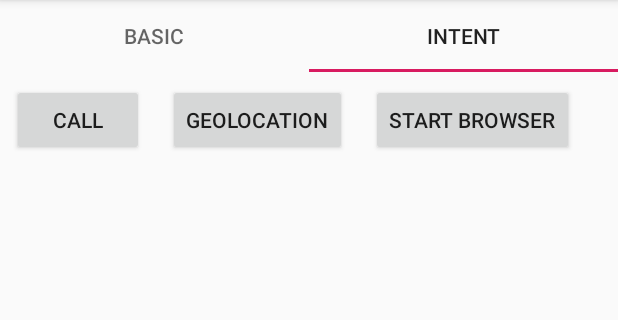
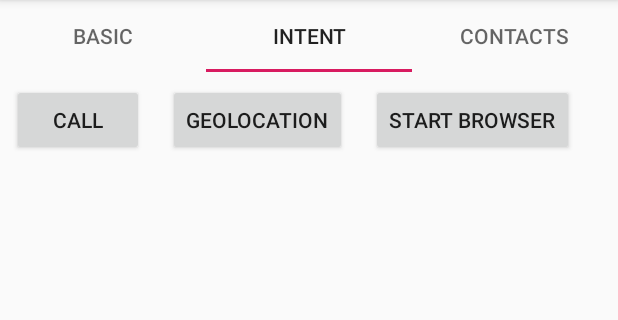
Before and after one commit to ryosaeba82/MultiTestApp, an Android app: the MainActivity screen opened directly, with no data from a screen before it, tab 2 chosen, on a phone screen of 412 x 824 dp, the part 84-404 px from its top. Run offline under Robolectric (Android 15) with nearby library versions, the phone set to English and light mode, and no system bars.

Commit message:
* Aggiunto fragment Contacts

```diff
--- /dev/null
+++ b/app/src/main/java/com/starware/mpicciau/multitestapp/ContactsFragment.java
@@ -0,0 +1,38 @@
+package com.starware.mpicciau.multitestapp;
+
+import android.os.Bundle;
+import android.support.v4.app.Fragment;
+import android.view.LayoutInflater;
+import android.view.View;
+import android.view.ViewGroup;
+import android.widget.Button;
+
+
+public class ContactsFragment extends Fragment {
+
+    public ContactsFragment() {
+        // Required empty public constructor
+    }
+
+    private void SearchContact_execute(View view){
+
+    }
+
+    @Override
+    public View onCreateView(LayoutInflater inflater, ViewGroup container,
+                             Bundle savedInstanceState) {
+        // Inflate the layout for this fragment
+        View view =  inflater.inflate(R.layout.fragment_contacts, container, false);
+
+        //Button Search contact
+        Button button_search = view.findViewById(R.id.button_searchContact);
+        button_search.setOnClickListener(new View.OnClickListener(){
+            @Override
+            public void onClick(View view){
+                SearchContact_execute(view);
+            }
+        });
+        return view;
+    }
+
+}
--- a/app/src/main/java/com/starware/mpicciau/multitestapp/MainActivity.java
+++ b/app/src/main/java/com/starware/mpicciau/multitestapp/MainActivity.java
@@ -1,7 +1,6 @@
 package com.starware.mpicciau.multitestapp;
 
 
-import android.support.design.widget.TabLayout;
 import android.support.v4.view.ViewPager;
 import android.support.v7.app.AppCompatActivity;
 import android.os.Bundle;
@@ -23,6 +22,7 @@ public class MainActivity extends AppCompatActivity {
         adapter = new TabAdapter(getSupportFragmentManager());
         adapter.addFragment(new BasicMenuFragment(), "Basic");
         adapter.addFragment(new IntentMenuFragment(), "Intent");
+        adapter.addFragment(new ContactsFragment(), "Contacts");
 
         viewPager.setAdapter(adapter);
         tabLayout.setupWithViewPager(viewPager);
--- a/app/src/main/res/values/strings.xml
+++ b/app/src/main/res/values/strings.xml
@@ -8,6 +8,7 @@
     <string name="button_contacts">Contacts</string>
     <string name="button_geo">Geolocation</string>
     <string name="startInternet">Start browser</string>
-
+    <string name="hint_contacts">search a contact</string>
+    <string name="button_search_contact">Search contact</string>
 
 </resources>
```
Also changed, not shown: app/src/main/AndroidManifest.xml (+11 -8 lines), app/src/main/res/layout/fragment_contacts.xml (added, +19 -0 lines), 1 other file.
